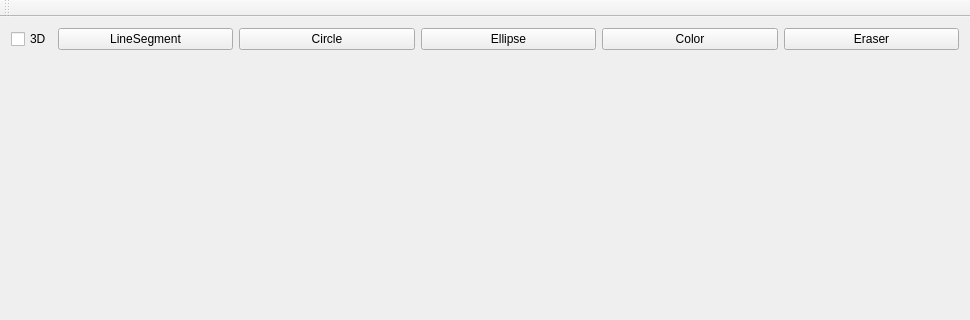
Old version of the form mainwindow.ui in the repository TamakiRinko/Painter; both pictures show x 0 to 970 and y 0 to 320 of the 970 by 727 pixel window.
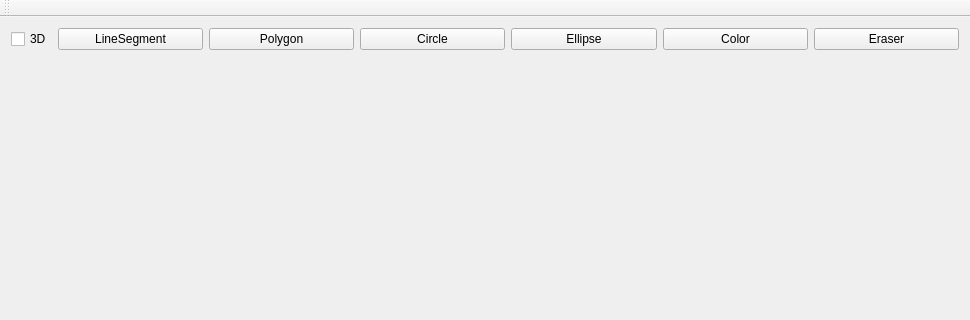
New version of the form.

Patch:
```diff
--- a/mainwindow.ui
+++ b/mainwindow.ui
@@ -117,7 +117,7 @@
      <layout class="QVBoxLayout" name="Canvas"/>
     </item>
     <item row="0" column="0" colspan="2">
-     <layout class="QHBoxLayout" name="horizontalLayout_3" stretch="1,10,10,10,10,10">
+     <layout class="QHBoxLayout" name="horizontalLayout_3" stretch="1,10,10,10,10,10,10">
       <item>
        <widget class="QCheckBox" name="PaintModeCheckBox">
         <property name="text">
@@ -132,6 +132,13 @@
         </property>
        </widget>
       </item>
+      <item>
+       <widget class="QPushButton" name="PolygonButton">
+        <property name="text">
+         <string>Polygon</string>
+        </property>
+       </widget>
+      </item>
       <item>
        <widget class="QPushButton" name="CircleButton">
         <property name="text">
```
